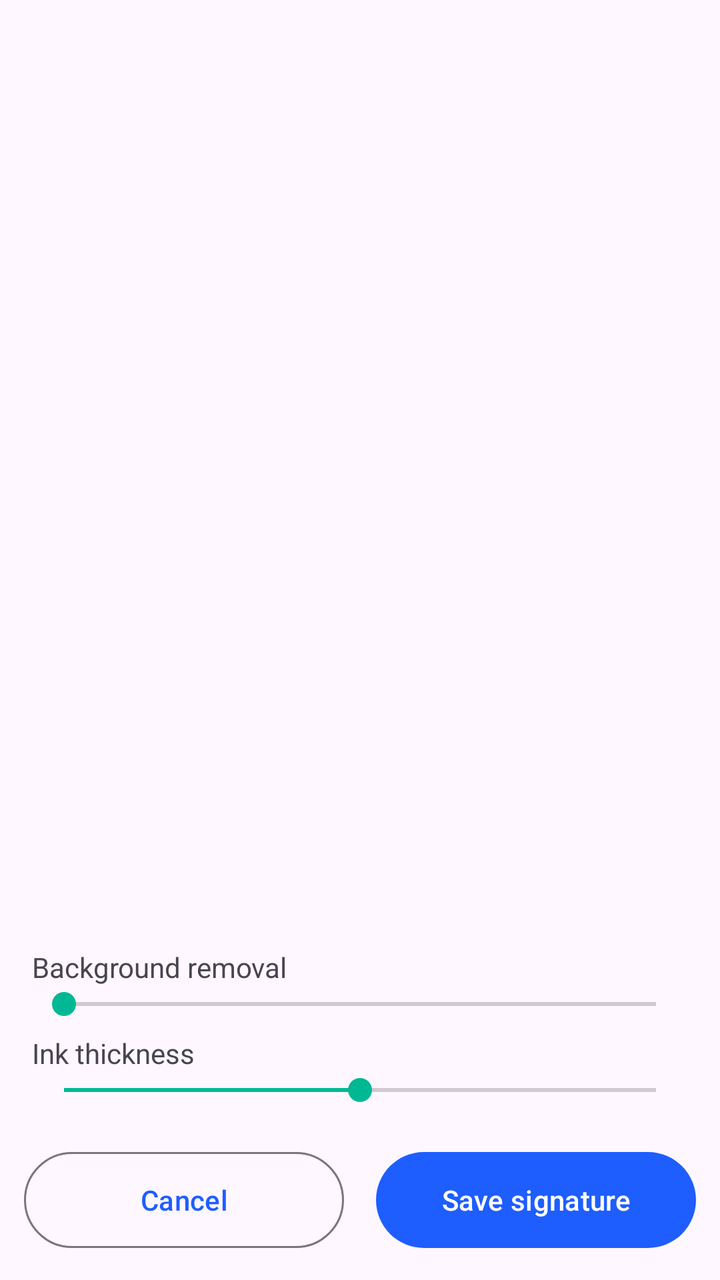
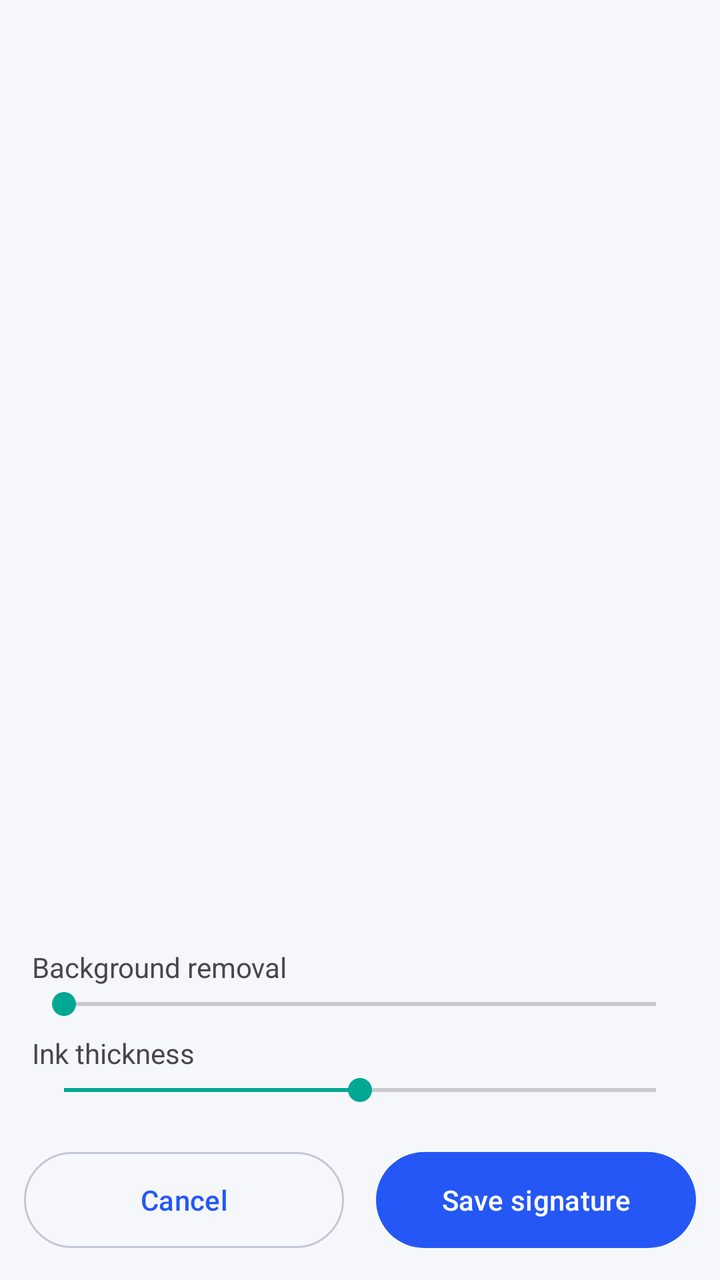

The first picture is an Android layout as it rendered before a commit; the second is the same layout after the commit. The layout source and the unified diff follow.
<!-- AndroidManifest.xml: application theme Theme.ScanSign -->
<!-- res/layout/activity_signature_edit.xml -->
<?xml version="1.0" encoding="utf-8"?>
<LinearLayout xmlns:android="http://schemas.android.com/apk/res/android"
    xmlns:app="http://schemas.android.com/apk/res-auto"
    android:layout_width="match_parent"
    android:layout_height="match_parent"
    android:orientation="vertical">

    <FrameLayout
        android:id="@+id/previewFrame"
        android:layout_width="match_parent"
        android:layout_height="0dp"
        android:layout_margin="12dp"
        android:layout_weight="1">

        <ImageView
            android:id="@+id/preview"
            android:layout_width="match_parent"
            android:layout_height="match_parent"
            android:contentDescription="@null"
            android:padding="12dp"
            android:scaleType="fitCenter" />

        <ProgressBar
            android:id="@+id/progress"
            android:layout_width="40dp"
            android:layout_height="40dp"
            android:layout_gravity="top|end"
            android:layout_margin="8dp"
            android:visibility="gone" />
    </FrameLayout>

    <LinearLayout
        android:layout_width="match_parent"
        android:layout_height="wrap_content"
        android:orientation="vertical"
        android:paddingHorizontal="16dp">

        <TextView
            android:id="@+id/sensLabel"
            android:layout_width="wrap_content"
            android:layout_height="wrap_content"
            android:text="Background removal" />

        <SeekBar
            android:id="@+id/sensitivity"
            android:layout_width="match_parent"
            android:layout_height="wrap_content"
            android:max="160" />

        <TextView
            android:layout_width="wrap_content"
            android:layout_height="wrap_content"
            android:layout_marginTop="6dp"
            android:text="Ink thickness" />

        <SeekBar
            android:id="@+id/boldness"
            android:layout_width="match_parent"
            android:layout_height="wrap_content"
            android:max="100"
            android:progress="50" />

        <com.google.android.material.chip.ChipGroup
            android:id="@+id/inkGroup"
            android:layout_width="wrap_content"
            android:layout_height="wrap_content"
            android:layout_marginTop="6dp"
            app:singleLine="true" />
    </LinearLayout>

    <LinearLayout
        android:layout_width="match_parent"
        android:layout_height="wrap_content"
        android:orientation="horizontal"
        android:padding="12dp">

        <com.google.android.material.button.MaterialButton
            android:id="@+id/btnCancel"
            style="@style/Widget.Material3.Button.OutlinedButton"
            android:layout_width="0dp"
            android:layout_height="56dp"
            android:layout_marginEnd="8dp"
            android:layout_weight="1"
            android:text="Cancel" />

        <com.google.android.material.button.MaterialButton
            android:id="@+id/btnSave"
            android:layout_width="0dp"
            android:layout_height="56dp"
            android:layout_marginStart="8dp"
            android:layout_weight="1"
            android:text="Save signature" />
    </LinearLayout>
</LinearLayout>
<!-- resources referenced by this layout -->
<resources>
  <style name="Theme.ScanSign" parent="Theme.Material3.DayNight">
          <item name="colorPrimary">@color/brand</item>
          <item name="colorOnPrimary">#FFFFFF</item>
          <item name="colorSecondary">@color/accent</item>
      </style>
  <color name="brand">#1E5EFF</color>
  <color name="accent">#00B894</color>
</resources>

<!-- the commit's change to res/layout/activity_signature_edit.xml (unified diff, before → after) -->
@@ -4,6 +4,12 @@
     android:layout_width="match_parent"
     android:layout_height="match_parent"
     android:orientation="vertical">
+
+    <com.google.android.material.appbar.MaterialToolbar
+        android:id="@+id/toolbar"
+        style="@style/Widget.App.Toolbar"
+        android:layout_width="match_parent"
+        android:layout_height="?attr/actionBarSize" />
 
     <FrameLayout
         android:id="@+id/previewFrame"
<!-- resource entries referenced after the edit -->
@@ -1,11 +1,49 @@
 <!-- resources referenced by this layout -->
 <resources>
-  <style name="Theme.ScanSign" parent="Theme.Material3.DayNight">
-          <item name="colorPrimary">@color/brand</item>
-          <item name="colorOnPrimary">#FFFFFF</item>
-          <item name="colorSecondary">@color/accent</item>
+  <style name="Widget.App.Toolbar" parent="Widget.Material3.Toolbar">
+          <item name="android:background">@color/md_background</item>
+          <item name="titleTextAppearance">@style/TextAppearance.App.ToolbarTitle</item>
       </style>
-  <color name="brand">#1E5EFF</color>
-  <color name="accent">#00B894</color>
+  <style name="Theme.ScanSign" parent="Theme.Material3.DayNight.NoActionBar">
+          <item name="colorPrimary">@color/md_primary</item>
+          <item name="colorOnPrimary">@color/md_on_primary</item>
+          <item name="colorPrimaryContainer">@color/md_primary_container</item>
+          <item name="colorOnPrimaryContainer">@color/md_on_primary_container</item>
+          <item name="colorSecondary">@color/md_secondary</item>
+          <item name="colorSecondaryContainer">@color/md_secondary_container</item>
+          <item name="colorOnSecondaryContainer">@color/md_on_secondary_container</item>
+          <item name="android:colorBackground">@color/md_background</item>
+          <item name="colorSurface">@color/md_surface</item>
+          <item name="colorSurfaceVariant">@color/md_surface_variant</item>
+          <item name="colorOnSurface">@color/md_on_surface</item>
+          <item name="colorOnSurfaceVariant">@color/md_on_surface_variant</item>
+          <item name="colorOutline">@color/md_outline</item>
+          <item name="android:windowBackground">@color/md_background</item>
+          <item name="android:statusBarColor">@color/md_background</item>
+          <item name="android:navigationBarColor">@color/md_background</item>
+          <item name="android:windowLightStatusBar">@bool/light_bars</item>
+          <item name="materialCardViewStyle">@style/Widget.App.Card</item>
+      </style>
+  <color name="md_background">#F6F7FB</color>
+  <style name="TextAppearance.App.ToolbarTitle" parent="TextAppearance.Material3.TitleLarge">
+          <item name="android:textStyle">bold</item>
+      </style>
+  <color name="md_primary">#2457F5</color>
+  <color name="md_on_primary">#FFFFFF</color>
+  <color name="md_primary_container">#DCE4FF</color>
+  <color name="md_on_primary_container">#001652</color>
+  <color name="md_secondary">#00A893</color>
+  <color name="md_secondary_container">#C9F5EE</color>
+  <color name="md_on_secondary_container">#00201C</color>
+  <color name="md_surface">#FFFFFF</color>
+  <color name="md_surface_variant">#E7EAF3</color>
+  <color name="md_on_surface">#151922</color>
+  <color name="md_on_surface_variant">#5A6275</color>
+  <color name="md_outline">#C3C8D6</color>
+  <style name="Widget.App.Card" parent="Widget.Material3.CardView.Elevated">
+          <item name="cardCornerRadius">16dp</item>
+          <item name="cardElevation">1dp</item>
+          <item name="cardBackgroundColor">@color/md_surface</item>
+      </style>
 </resources>
 
